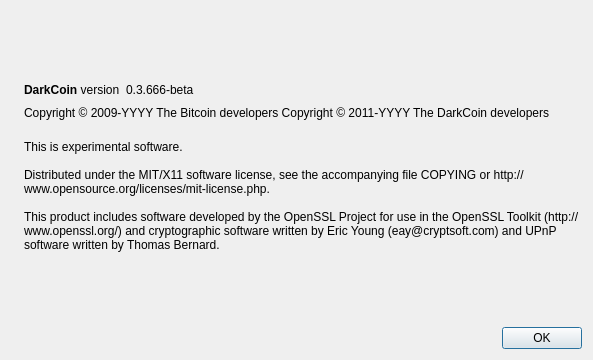
Qt form src/qt/forms/aboutdialog.ui (stamhe/okcoin) before a commit.
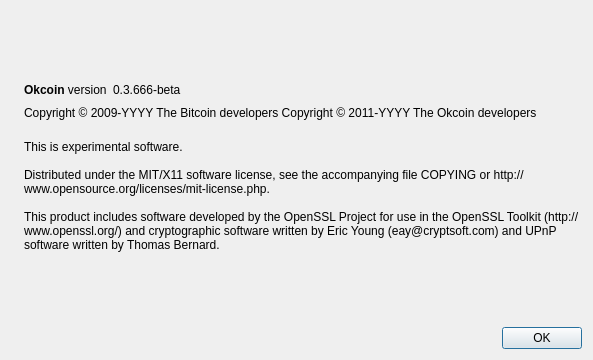
The same form after that commit. Icons and pictures are not drawn.

```diff
--- a/src/qt/forms/aboutdialog.ui
+++ b/src/qt/forms/aboutdialog.ui
@@ -50,7 +50,7 @@
           <cursorShape>IBeamCursor</cursorShape>
          </property>
          <property name="text">
-          <string>&lt;b&gt;DarkCoin&lt;/b&gt; version</string>
+          <string>&lt;b&gt;Okcoin&lt;/b&gt; version</string>
          </property>
          <property name="textInteractionFlags">
           <set>Qt::LinksAccessibleByMouse|Qt::TextSelectableByKeyboard|Qt::TextSelectableByMouse</set>
@@ -92,7 +92,7 @@
        </property>
        <property name="text">
         <string notr="true">Copyright &amp;copy; 2009-YYYY The Bitcoin developers
-Copyright &amp;copy; 2011-YYYY The DarkCoin developers</string>
+Copyright &amp;copy; 2011-YYYY The Okcoin developers</string>
        </property>
        <property name="textFormat">
         <enum>Qt::RichText</enum>
```
Left out of the diff: 2 changed lines with no effect on the pictures.
